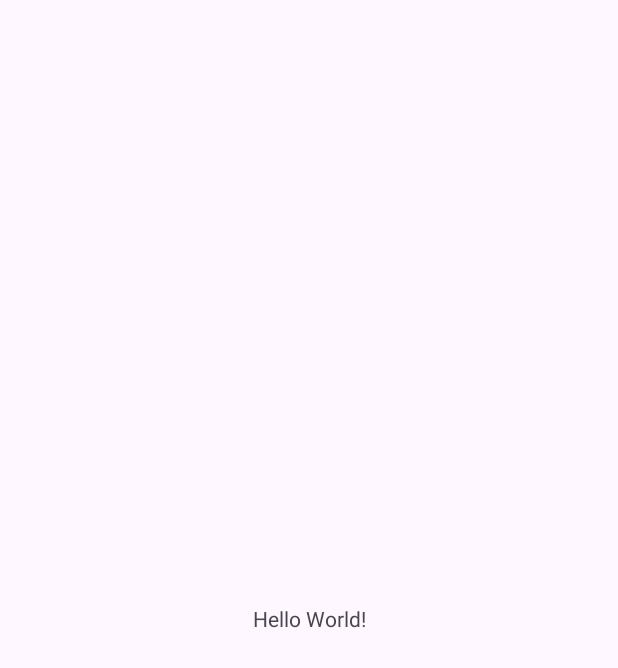
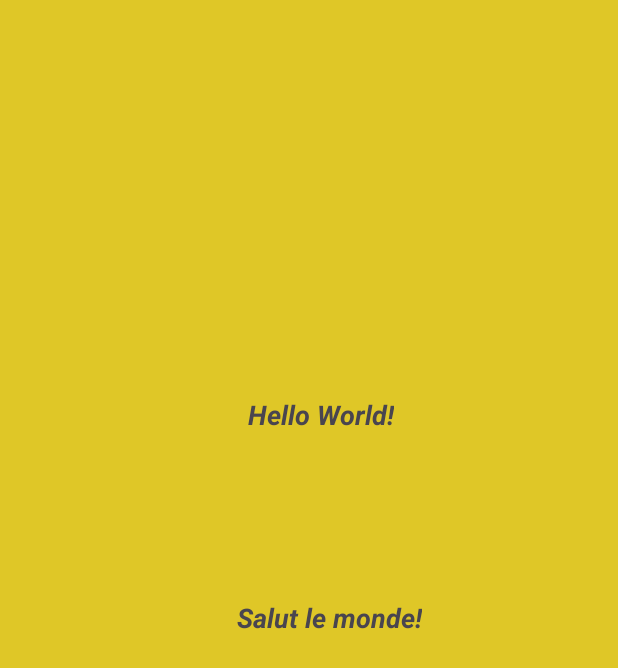
Before and after one commit to UofUAndroidPaintApp/AndroidPaintApp, an Android app: the screen it shows after launch (MainActivity), on a phone screen of 412 x 824 dp. Before the commit the part shown is almost empty. Shown: the top 668 px of the screen. Run offline under Robolectric (Android 15) with nearby library versions, the phone set to English and light mode, and no system bars.

```diff
--- a/HelloWorld/app/src/main/res/layout/activity_main.xml
+++ b/HelloWorld/app/src/main/res/layout/activity_main.xml
@@ -4,15 +4,36 @@
     xmlns:tools="http://schemas.android.com/tools"
     android:layout_width="match_parent"
     android:layout_height="match_parent"
+    android:background="#DFC727"
     tools:context=".MainActivity">
 
     <TextView
+        android:id="@+id/textView"
         android:layout_width="wrap_content"
         android:layout_height="wrap_content"
+        android:layout_marginTop="264dp"
         android:text="Hello World!"
+        android:textSize="18sp"
+        android:textStyle="italic|bold"
+        app:layout_constraintBottom_toTopOf="@+id/textView2"
+        app:layout_constraintEnd_toEndOf="parent"
+        app:layout_constraintHorizontal_bias="0.526"
+        app:layout_constraintStart_toStartOf="parent"
+        app:layout_constraintTop_toTopOf="parent"
+        app:layout_constraintVertical_bias="0.0" />
+
+    <TextView
+        android:id="@+id/textView2"
+        android:layout_width="wrap_content"
+        android:layout_height="wrap_content"
+        android:layout_marginBottom="400dp"
+        android:text="Salut le monde!"
+        android:textSize="18sp"
+        android:textStyle="italic|bold"
         app:layout_constraintBottom_toBottomOf="parent"
         app:layout_constraintEnd_toEndOf="parent"
-        app:layout_constraintStart_toStartOf="parent"
-        app:layout_constraintTop_toTopOf="parent" />
+        app:layout_constraintHorizontal_bias="0.548"
+        app:layout_constraintStart_toStartOf="parent" />
+
 
 </androidx.constraintlayout.widget.ConstraintLayout>
```
